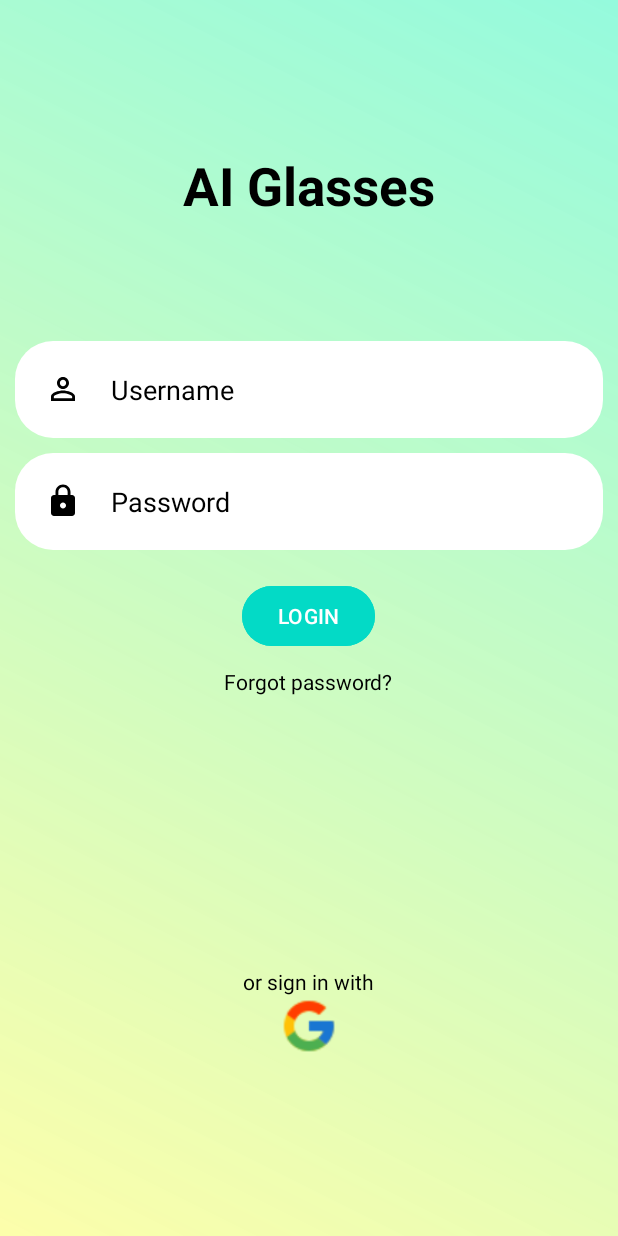
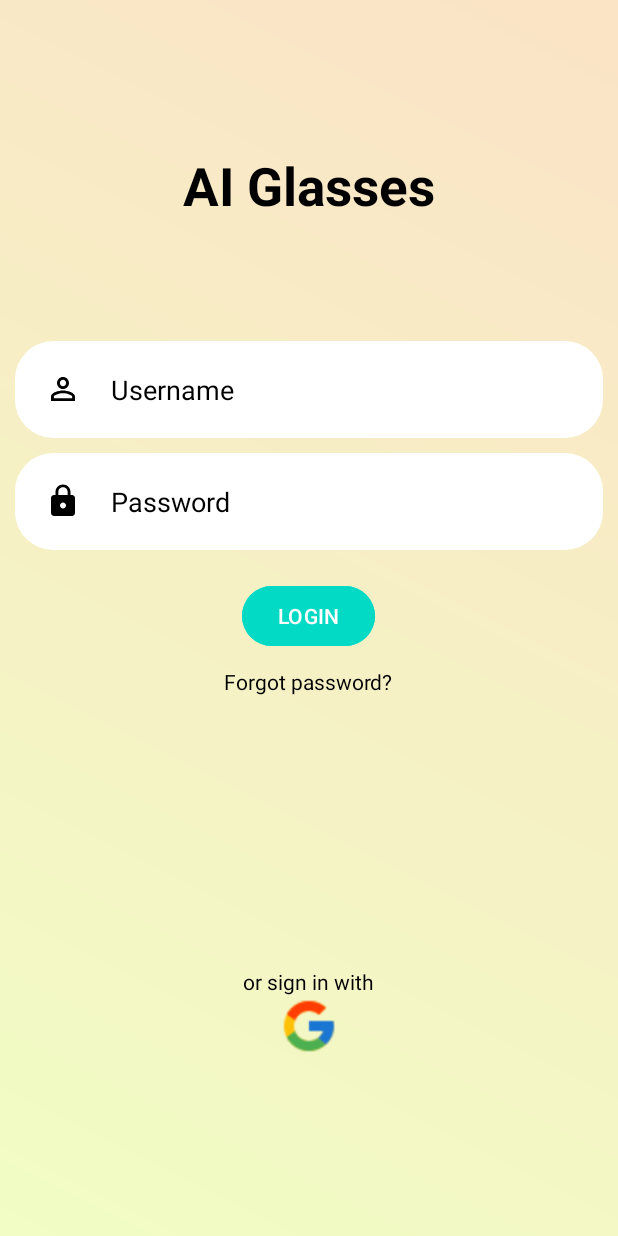
Before and after one commit to Abilaash01/AI-Glasses-App, an Android app: the screen it shows after launch (MainActivity), on a phone screen of 412 x 824 dp. Run offline under Robolectric (Android 15) with nearby library versions, the phone set to English and light mode, and no system bars.

Commit message:
color change for background

```diff
--- a/app/src/main/res/drawable/gradient_background.xml
+++ b/app/src/main/res/drawable/gradient_background.xml
@@ -1,8 +1,8 @@
 <?xml version="1.0" encoding="utf-8"?>
 <shape xmlns:android="http://schemas.android.com/apk/res/android">
     <gradient
-        android:startColor="#D5FCFF9A"
-        android:endColor="#95FADD"
+        android:startColor="#F1FDC4"
+        android:endColor="#FBE3C6"
         android:type="linear"
         android:angle="45" />
 </shape>
```
